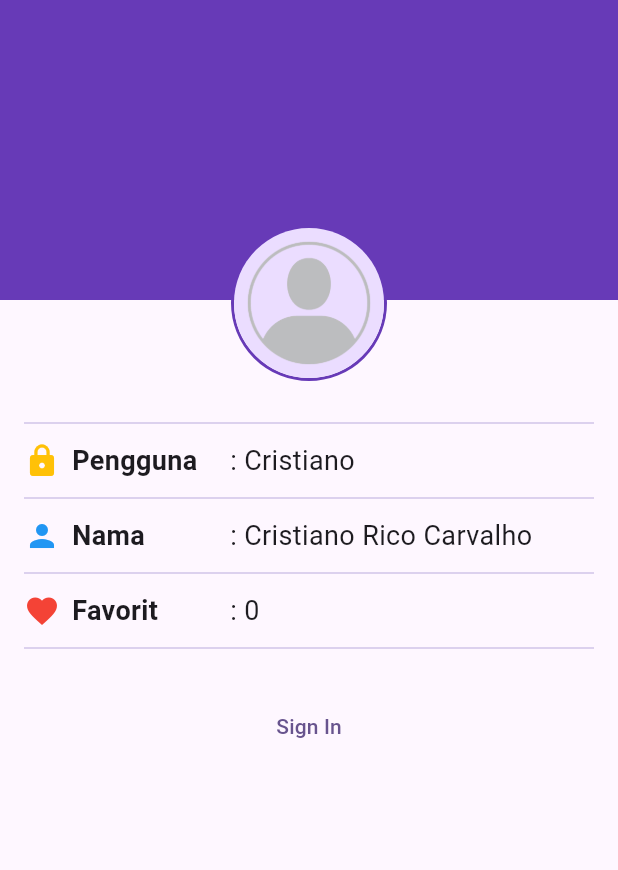
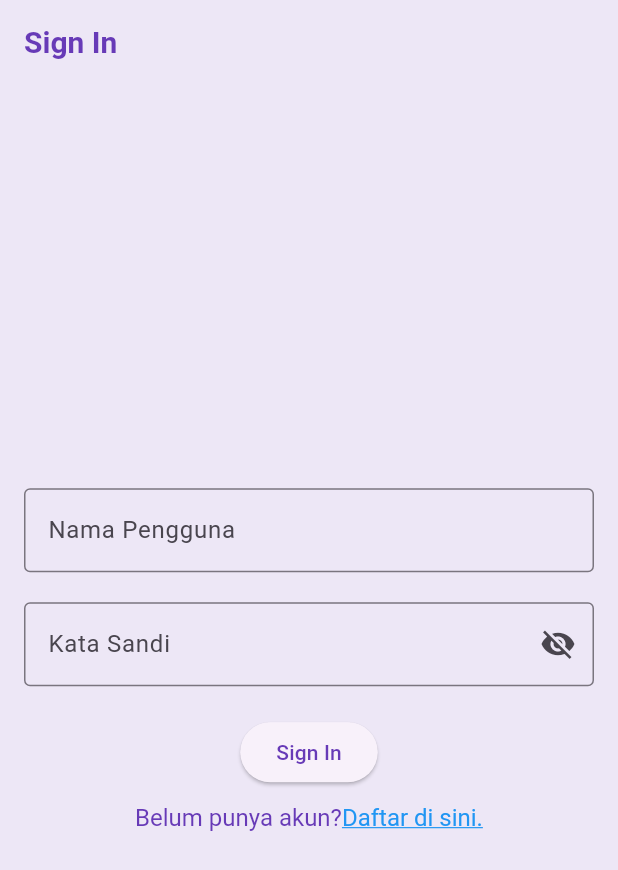
Before and after one commit to 2024-2025-Gasal-PABI-SI5A/project-wisata-candi-CristianoRico, a Flutter app: the screen it shows after launch, on a phone screen of 412 x 824 dp. Shown: the top 870 px of the screen. Run offline on Flutter 3.47's test engine with Material 3 defaults, Android fonts, the phone set to English and light mode, and no system bars.

Commit message:
signin screen

```diff
--- a/wisata_candi/lib/main.dart
+++ b/wisata_candi/lib/main.dart
@@ -2,6 +2,7 @@ import 'package:flutter/material.dart';
 import 'package:wisata_candi/data/candi_data.dart';
 import 'package:wisata_candi/screens/detail_screen.dart';
 import 'package:wisata_candi/screens/profile_screen.dart';
+import 'package:wisata_candi/screens/signin_screen.dart';
 
 void main() {
   runApp(const MainApp());
@@ -15,11 +16,23 @@ class MainApp extends StatelessWidget {
     return MaterialApp(
       title: 'Wisata Candi',
       theme: ThemeData(
-        colorScheme: ColorScheme.fromSeed(seedColor: Colors.deepPurple),
+        appBarTheme: const AppBarTheme(
+          iconTheme: IconThemeData(color: Colors.deepPurple),
+          titleTextStyle: TextStyle(
+            color: Colors.deepPurple,
+            fontSize: 20,
+            fontWeight: FontWeight.bold,
+          ),
+        ),
+        colorScheme: ColorScheme.fromSeed(seedColor: Colors.deepPurple).copyWith(
+          primary: Colors.deepPurple,
+          surface: Colors.deepPurple[50],
+        ),
         useMaterial3: true,
       ),
       // home: DetailScreen(candi: candiList[0],),
-      home: ProfileScreen(),
+      // home: ProfileScreen(),
+      home: SignInScreen(),
     );
   }
 }
--- /dev/null
+++ b/wisata_candi/lib/screens/signin_screen.dart
@@ -0,0 +1,111 @@
+import 'package:flutter/material.dart';
+import 'package:flutter/gestures.dart';
+
+class SignInScreen extends StatefulWidget{
+  SignInScreen({super.key});
+
+  @override
+  State<SignInScreen> createState() => _SignInScreenState();
+}
+
+class _SignInScreenState extends State<SignInScreen> {
+  // TODO: 1. Deklarasikan variabel yang dibutuhkan
+  final TextEditingController _usernameController = TextEditingController();
+
+  final TextEditingController _passwordController = TextEditingController();
+
+  String _errorText = '';
+
+  bool _isSignIn = false;
+
+  bool _obscurePassword = true;
+
+  @override
+  Widget build(BuildContext context) {
+    return Scaffold(
+      // TODO: 2. Pasang AppBar
+      appBar: AppBar(
+        title: const Text('Sign In'),
+      ),
+      // TODO: 3. Pasang Body
+      body: Center(
+        child: SingleChildScrollView(
+          child: Padding(
+            padding: const EdgeInsets.all(16),
+            child: Form(
+              child: Column(
+                // TODO: 4. Atur mainAxisAlignment dan crossAxisAlignment
+                mainAxisAlignment: MainAxisAlignment.center,
+                crossAxisAlignment: CrossAxisAlignment.center,
+                children: [
+                  // TODO: 5. Buat TextFormField untuk Nama Pengguna
+                  TextFormField(
+                    controller: _usernameController,
+                    decoration: const InputDecoration(
+                      labelText: 'Nama Pengguna',
+                      hintText: 'Masukkan nama pengguna',
+                      border: OutlineInputBorder(),
+                    ),
+                  ),
+                  // TODO: 6. Buat TextFormField untuk Kata Sandi
+                  const SizedBox(height: 20),
+                  TextFormField(
+                    controller: _passwordController,
+                    decoration: InputDecoration(
+                      labelText: 'Kata Sandi',
+                      hintText: 'Masukkan kata sandi',
+                      border: const OutlineInputBorder(),
+                      errorText: _errorText.isNotEmpty ? _errorText : null,
+                      suffixIcon: IconButton(
+                        onPressed: (){
+                          setState(() {
+                            _obscurePassword = !_obscurePassword;
+                          });
+                        },
+                        icon: Icon(
+                          _obscurePassword ? Icons.visibility_off : Icons.visibility,
+                        ),
+                      ),
+                    ),
+                    obscureText: _obscurePassword,
+                  ),
+
+                  // TODO: 7. Buat ElevatedButton untuk Sign In
+                  const SizedBox(height: 20),
+                  ElevatedButton(
+                    onPressed: (){},
+                    child: const Text('Sign In'),
+                  ),
+                  // TODO: 8. Pasang TextButton untuk Sign Up
+                  const SizedBox(height: 10),
+                  // TextButton(
+                  //   onPressed: (){},
+                  //   child: Text('Belum punya akun? Daftar di sini.'),
+                  // ),
+                  RichText(
+                    text: TextSpan(
+                      text: 'Belum punya akun?',
+                      style: const TextStyle(fontSize: 16, color: Colors.deepPurple),
+                      children: [
+                        TextSpan(
+                          text: 'Daftar di sini.',
+                          style: const TextStyle(
+                            fontSize: 16,
+                            color: Colors.blue,
+                            decoration: TextDecoration.underline,
+                          ),
+                          recognizer: TapGestureRecognizer()
+                            ..onTap = (){},
+                        ),
+                      ],
+                    ),
+                  ),
+                ],
+              ),
+            ),
+          ),
+        ),
+      ),
+    );
+  }
+}
```
